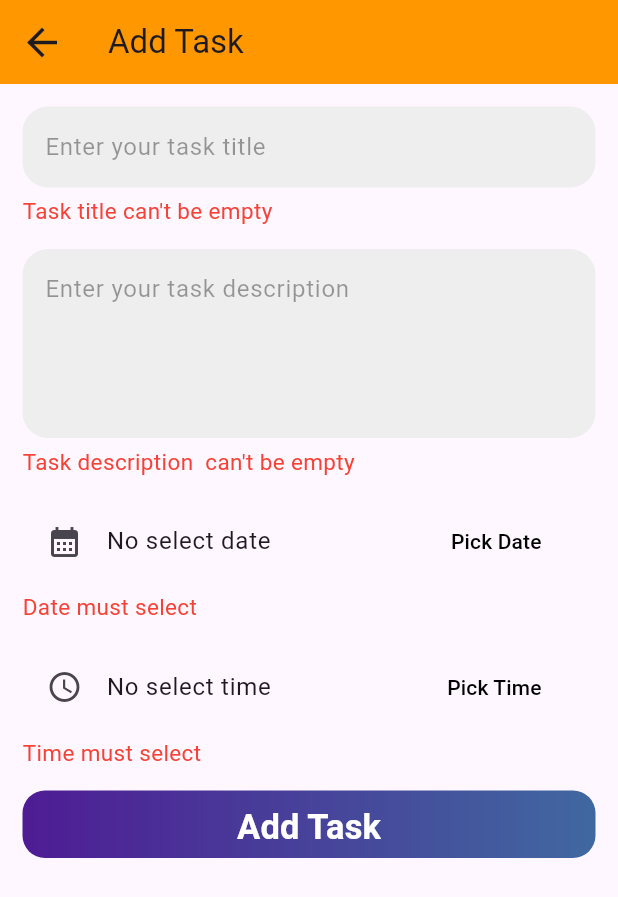
After one commit to rakibul6670/task_management_app, a Flutter app: the AddTaskScreen screen opened by its route, after a tap on "Add Task", on a phone screen of 412 x 824 dp. The commit adds this screen. Shown: the top 897 px of the screen. Run offline on Flutter 3.47's test engine with Material 3 defaults, Android fonts, the phone set to English and light mode, and no system bars; our stand-ins replace flutter_svg, get, introduction_screen, percent_indicator, shared_preferences; accounts and stored records are empty; network calls fail.

Commit message:
add task complete

```diff
--- a/lib/app/constants/constant_text_style.dart
+++ b/lib/app/constants/constant_text_style.dart
@@ -2,6 +2,17 @@
 import 'package:flutter/material.dart';
 
 class ConstantTextStyle{
+  //===========================Add Task Screen ============================
+  static TextStyle addTaskError = TextStyle(
+    fontSize: 15,
+    color: Colors.red
+  );
+
+
+
+
+
+
   //============================= Setting Screen ===================
   static TextStyle settingSectionTitle = TextStyle(
     fontWeight: FontWeight.bold,
--- a/lib/app/routes/app_pages.dart
+++ b/lib/app/routes/app_pages.dart
@@ -1,5 +1,7 @@
 import 'package:get/get.dart';
 import 'package:task_app/presentation/account/bindings/account_bindings.dart';
+import 'package:task_app/presentation/add_task/add_task_bindings/add_task_bindings.dart';
+import 'package:task_app/presentation/add_task/view/add_task_screen.dart';
 import 'package:task_app/presentation/auth/bindings/auth_bindings.dart';
 import 'package:task_app/presentation/auth/view/signup/signup_screen.dart';
 import 'package:task_app/presentation/auth/view/login/login_screen.dart';
@@ -31,6 +33,8 @@ class AppPages{
     GetPage(name: AppRoutes.account, page: ()=>AccountScreen(),binding: AccountBindings()),
     GetPage(name: AppRoutes.settings, page: ()=>SettingsScreen(),binding: SettingsBindings()),
 
+    GetPage(name: AppRoutes.addTask, page: ()=> AddTaskScreen(),binding:AddTaskBindings() ),
+
   ];
 
 }
--- a/lib/app/routes/app_routes.dart
+++ b/lib/app/routes/app_routes.dart
@@ -13,5 +13,7 @@ class AppRoutes{
   static final String account="/account";
   static final  String settings ="/settings";
 
+  static final String addTask ="/addTask";
+
 
 }
--- a/lib/core/utils/validation.dart
+++ b/lib/core/utils/validation.dart
@@ -1,5 +1,5 @@
 class Validation {
-  //============== Name Validation ==========
+  //============== Name Validation ================================================
   static String? nameValidator(String? name) {
     if (name == null || name.trim().isEmpty) {
       return "Name is required";
@@ -13,21 +13,19 @@ class Validation {
     return null;
   }
 
-  //================ Email Validation =============
+  //================ Email Validation =========================================
   static String? emailValidator(String? email) {
     if (email == null || email.trim().isEmpty) {
       return "Email is required";
     }
-
     final emailRegExp = RegExp(r'^[\w-\.]+@([\w-]+\.)+[\w-]{2,4}$');
     if (!emailRegExp.hasMatch(email.trim())) {
       return 'Enter a valid email address';
     }
-
-    return null; // ✅ validation passed
+    return null;
   }
 
-  //================ Password Validation ===========
+  //================ Password Validation ===========================================
   static String? passwordValidator(String? password) {
     if (password == null || password.trim().isEmpty) {
       return "Password is required";
@@ -44,6 +42,36 @@ class Validation {
       return 'Must contain letters & numbers';
     }
 
-    return null; // ✅ validation passed
+    return null;
   }
+
+
+
+  //======================Task title Validation ================================
+  static String? taskTitleValidator(String? title) {
+    if(title!.trim().isEmpty){
+      return "Task title can't be empty";
+    }
+    else if(title.length < 3){
+      return "task description must be 3 character";
+    }
+    return null;
+  }
+
+  //=========================Task Description ==================================
+
+  static String? taskDescriptionValidator(String? description) {
+    if(description!.trim().isEmpty){
+      return "Task description  can't be empty";
+    }
+    else if(description.length < 3){
+      return "task description must be 3 character";
+    }
+    return null;
+  }
+
+
+
+
+
 }
--- /dev/null
+++ b/lib/presentation/add_task/add_task_bindings/add_task_bindings.dart
@@ -0,0 +1,10 @@
+import 'package:get/get.dart';
+import 'package:task_app/presentation/add_task/controllers/add_task_controllers.dart';
+
+class AddTaskBindings extends Bindings{
+  @override
+  void dependencies() {
+    Get.put(AddTaskControllers());
+  }
+
+}
--- /dev/null
+++ b/lib/presentation/add_task/controllers/add_task_controllers.dart
@@ -0,0 +1,99 @@
+import 'package:flutter/material.dart';
+import 'package:get/get.dart';
+import 'package:task_app/core/utils/validation.dart';
+
+class AddTaskControllers extends GetxController{
+
+  final formKey =GlobalKey<FormState>();
+
+  final TextEditingController titleController =TextEditingController();
+  final TextEditingController descriptionController =TextEditingController();
+
+
+
+
+  //==========================Show Date =======================================
+  RxString selectedDate ="".obs;
+
+  Future<String?> pickDate({required context}) async{
+   final pickedDate=await showDatePicker(
+        context: context,
+        firstDate: DateTime(2000),
+        lastDate: DateTime(2029)
+    );
+    if(pickedDate != null){
+      return selectedDate.value = "${pickedDate.day}/${pickedDate.month}/${pickedDate.year}";
+    }
+    return null;
+  }
+
+  //============================Format Time with AM PM =========================
+   String formatTimeWithAMPM(TimeOfDay pickTime){
+    final hour=pickTime.hourOfPeriod.toString().padLeft(2,"0");
+    final minutes =pickTime.minute.toString().padLeft(2,"0");
+    final period =pickTime.period == DayPeriod.am?"AM":"PM";
+    return "$hour : $minutes $period";
+  }
+
+
+  //===========================Show Time =======================================
+  RxString selectedTime ="".obs;
+
+  Future<String?> pickTime({required context}) async{
+    final pickedTime= await showTimePicker(
+        context: context,
+        initialTime: TimeOfDay.now()
+    );
+
+    if(pickedTime != null){
+      return selectedTime.value = formatTimeWithAMPM(pickedTime);
+    }
+
+    return null;
+
+
+  }
+
+
+  //================================= Add Task ==================================
+  RxString titleError="".obs;
+  RxString descriptionError ="".obs;
+
+  RxString timeError = "".obs;
+  RxString dateError = "".obs;
+
+  validationWithAddTask(){
+    titleError.value=Validation.taskTitleValidator(titleController.text.trim())??"";
+    descriptionError.value=Validation.taskDescriptionValidator(descriptionController.text.trim())??"";
+
+    if(selectedTime.value.isEmpty){
+      timeError.value ="Time must select";
+    }
+    else{
+      timeError.value ="";
+    }
+
+    if(selectedDate.value.isEmpty){
+      dateError.value ="Date must select";
+    }
+    else{
+      dateError.value="";
+    }
+
+
+    if(titleError.value.isNotEmpty && descriptionError.value.isNotEmpty
+        && timeError.value.isNotEmpty && dateError.value.isNotEmpty){
+      print("validated");
+    }
+
+  }
+
+  Future<void> addTask() async{
+
+
+  }
+
+
+
+
+}
--- /dev/null
+++ b/lib/presentation/add_task/view/add_task_screen.dart
@@ -0,0 +1,131 @@
+import 'package:flutter/material.dart';
+import 'package:get/get.dart';
+import 'package:task_app/app/constants/constant_text_style.dart';
+import 'package:task_app/presentation/add_task/controllers/add_task_controllers.dart';
+import 'package:task_app/shared/widgets/custom_button.dart';
+import 'package:task_app/shared/widgets/custom_text_field.dart';
+
+
+class AddTaskScreen extends StatelessWidget {
+   AddTaskScreen({super.key});
+
+  final AddTaskControllers addTaskControllers =Get.find<AddTaskControllers>();
+
+  @override
+  Widget build(BuildContext context) {
+    return Scaffold(
+
+      //============================= AppBar Section =========================
+      appBar: AppBar(
+        backgroundColor: Colors.orange,
+        leading: InkWell(
+          onTap: (){
+            //---------------back to profile ------
+            // print("setting to back");
+            Get.back();
+          },
+          child: Icon(Icons.arrow_back,size: 30,),
+        ),
+        title: Text("Add Task"),
+      ),
+
+
+      //============================== Body ===================================
+      body: SingleChildScrollView(
+        child: SafeArea(child: Padding(
+          padding: const EdgeInsets.all(15.0),
+          child: Form(
+            key: addTaskControllers.formKey,
+            child: Column(
+              crossAxisAlignment: CrossAxisAlignment.start,
+              children: [
+                //-----------------------Task Title --------------------------------
+                CustomTextField(
+                   controller: addTaskControllers.titleController,
+                    borderRadius: 17,
+                    fillColor: Colors.grey.shade200,
+                    contentPadding: EdgeInsets.symmetric(horizontal: 15,vertical: 15),
+                    hintText: "Enter your task title ",
+                    hintTextStyle: TextStyle(
+                      color: Colors.black38,
+                    ),
+                ),
+                SizedBox(height: 5,),
+                Obx(()=>Text(addTaskControllers.titleError.value,style: ConstantTextStyle.addTaskError,) ),
+
+                SizedBox(height: 15,),
+
+                //-------------------------------Task Description ------------------
+                CustomTextField(
+                  controller: addTaskControllers.descriptionController,
+                  maxLine: 4,
+                  borderRadius: 17,
+                  fillColor: Colors.grey.shade200,
+                  contentPadding: EdgeInsets.symmetric(horizontal: 15,vertical: 15),
+                  hintText: "Enter your task description ",
+                  hintTextStyle: TextStyle(
+                    color: Colors.black38,
+                  ),
+                ),
+                SizedBox(height: 5,),
+                Obx(()=>Text(addTaskControllers.descriptionError.value,style: ConstantTextStyle.addTaskError,) ),
+
+                SizedBox(height: 15,),
+
+                //-----------------------------Date --------------------------------
+                ListTile(
+                  leading: Icon(Icons.calendar_month),
+                  title:  Obx(()=>Text(addTaskControllers.selectedDate.value.isEmpty
+                      ?"No select date"
+                      :addTaskControllers.selectedDate.value
+                  )),
+                  trailing:  TextButton(
+                      onPressed: (){
+                        addTaskControllers.pickDate(context: context);
+                      },
+                      child: Text("Pick Date",style: TextStyle(
+                        color: Colors.black
+                      ),)
+                  ),
+                ),
+                SizedBox(height: 5,),
+                Obx(()=>Text(addTaskControllers.dateError.value,style: ConstantTextStyle.addTaskError,) ),
+
+                //------------------------------ Time ------------------------------
+                SizedBox(height: 15,),
+                ListTile(
+                  leading: Icon(Icons.access_time),
+                  title:  Obx(()=>Text(addTaskControllers.selectedTime.value.isEmpty
+                      ?"No select time"
+                      :addTaskControllers.selectedTime.value)),
+                  trailing:  TextButton(
+                      onPressed: (){
+                        addTaskControllers.pickTime(context: context);
+                      },
+                      child: Text("Pick Time",style: TextStyle(
+                          color: Colors.black
+                      ),)
+                  ),
+                ),
+                SizedBox(height: 5,),
+                Obx(()=>Text(addTaskControllers.timeError.value,style: ConstantTextStyle.addTaskError,) ),
+
+                //-----------------------------Add button-------------------------
+                SizedBox(height: 15,),
+                CustomButton(
+                    onPressed: (){
+                      addTaskControllers.validationWithAddTask();
+                    },
+                    height: 45,
+                    width: double.infinity,
+                    buttonName: 'Add Task'
+                ),
+
+              ],
+            ),
+          ),
+        )),
+      ),
+    );
+  }
+}
--- a/lib/presentation/dashboard/view/dashboard_screen.dart
+++ b/lib/presentation/dashboard/view/dashboard_screen.dart
@@ -1,6 +1,6 @@
 import 'package:flutter/material.dart';
 import 'package:get/get.dart';
-import 'package:task_app/presentation/account/controller/account_controller.dart';
+import 'package:task_app/app/routes/app_routes.dart';
 import 'package:task_app/presentation/dashboard/controller/dashboard_controller.dart';
 
 
@@ -44,6 +44,19 @@ class DashboardScreen extends StatelessWidget {
 
       body: Obx(()=> dashboardController.screens[dashboardController.currentIndex.value]),
 
+
+      //=========================== Floating Action Button =========
+      floatingActionButton: FloatingActionButton(
+        backgroundColor: Colors.orange,
+        onPressed: (){
+          Get.toNamed(AppRoutes.addTask);
+        },
+        child: Icon(Icons.add,size: 35,color: Colors.white,
+        ),
+      ),
+
+
+
       //======================== Bottom Navigation Section ==========
       bottomNavigationBar: Obx(()=> BottomNavigationBar(
         backgroundColor: Colors.white,
--- a/lib/shared/widgets/custom_text_field.dart
+++ b/lib/shared/widgets/custom_text_field.dart
@@ -23,6 +23,8 @@ class CustomTextField extends StatelessWidget {
   final InputBorder? errorBorder;
   final InputBorder? focusErrorBorder;
 
+  final int? maxLine;
+
 
 
 
@@ -43,7 +45,8 @@ class CustomTextField extends StatelessWidget {
     this.focusErrorBorder,
     this.hintTextStyle,
     this.inputTextStyle,
-    this.textInputType
+    this.textInputType,
+    this.maxLine
   });
 
   @override
@@ -72,6 +75,8 @@ class CustomTextField extends StatelessWidget {
             controller:controller ,
             obscureText:obscureText?? false,
             style: inputTextStyle,
+            maxLines: maxLine ?? 1,
+            //maxLength: 1,
 
             keyboardType:textInputType?? TextInputType.text,
 
@@ -97,7 +102,7 @@ class CustomTextField extends StatelessWidget {
         ),
 
 
-          //==================== Suffix IconButton =============
+          //--------------------Suffix IconButton --------------------
           Positioned(
               top: 0,
               bottom: 0,
--- /dev/null
+++ b/lib/shared/widgets/show_date.dart
@@ -0,0 +1,17 @@
+import 'package:flutter/material.dart';
+
+Future<DateTime?> showDate({required context}) async{
+
+  var _pickDate = await showDatePicker(
+      context: context,
+      firstDate: DateTime(2000),
+      lastDate:DateTime(2027),
+      initialDate: DateTime.now()
+  );
+
+  if(_pickDate != null){
+    print(" selected : $_pickDate");
+   return _pickDate;
+  }
+  return null;
+}
```
